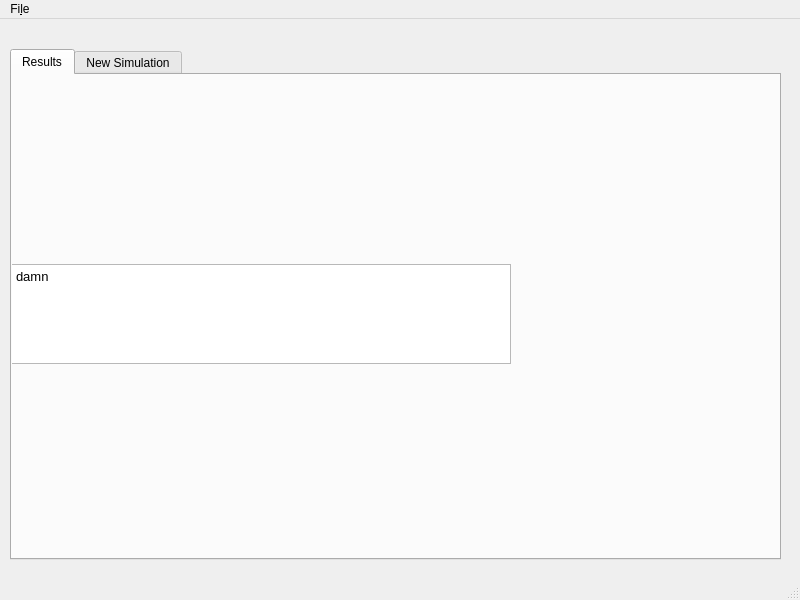
Before: the Qt Designer form entropy/gui_files/simmer.ui in Elmosnewshoes/Stigmergy, drawn with Qt 5.
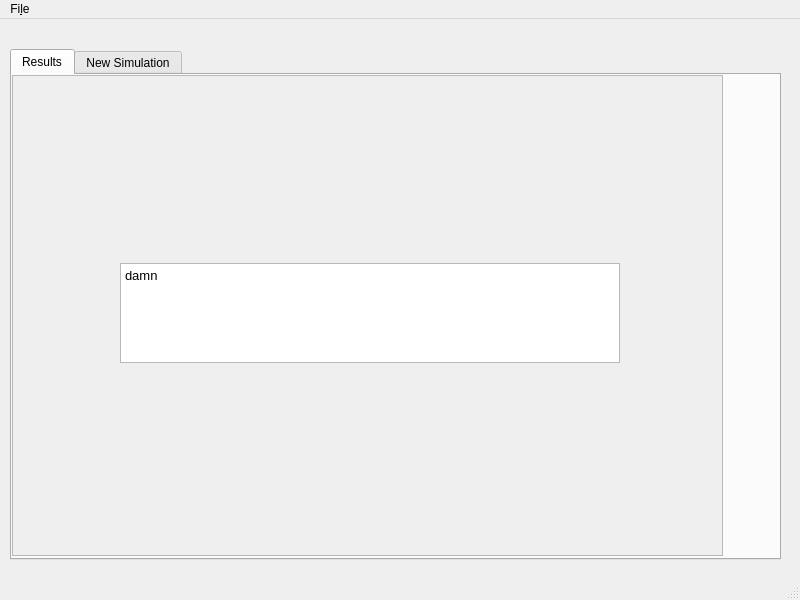
After: the same form once the commit is applied.

Diff of the .ui file:
```diff
--- a/entropy/gui_files/simmer.ui
+++ b/entropy/gui_files/simmer.ui
@@ -23,6 +23,27 @@
       <height>511</height>
      </rect>
     </property>
+    <property name="sizePolicy">
+     <sizepolicy hsizetype="Expanding" vsizetype="Expanding">
+      <horstretch>0</horstretch>
+      <verstretch>0</verstretch>
+     </sizepolicy>
+    </property>
+    <property name="minimumSize">
+     <size>
+      <width>0</width>
+      <height>0</height>
+     </size>
+    </property>
+    <property name="baseSize">
+     <size>
+      <width>0</width>
+      <height>0</height>
+     </size>
+    </property>
+    <property name="mouseTracking">
+     <bool>false</bool>
+    </property>
     <property name="currentIndex">
      <number>0</number>
     </property>
@@ -30,18 +51,89 @@
      <attribute name="title">
       <string>Results</string>
      </attribute>
-     <widget class="QWidget" name="verticalLayoutWidget">
+     <widget class="QScrollArea" name="scrollArea">
       <property name="geometry">
        <rect>
-        <x>-1</x>
-        <y>-1</y>
-        <width>771</width>
+        <x>0</x>
+        <y>0</y>
+        <width>711</width>
         <height>481</height>
        </rect>
       </property>
+      <property name="sizePolicy">
+       <sizepolicy hsizetype="Expanding" vsizetype="Expanding">
+        <horstretch>0</horstretch>
+        <verstretch>0</verstretch>
+       </sizepolicy>
+      </property>
+      <property name="minimumSize">
+       <size>
+        <width>0</width>
+        <height>0</height>
+       </size>
+      </property>
+      <property name="maximumSize">
+       <size>
+        <width>16777215</width>
+        <height>500</height>
+       </size>
+      </property>
+      <property name="baseSize">
+       <size>
+        <width>0</width>
+        <height>500</height>
+       </size>
+      </property>
+      <property name="acceptDrops">
+       <bool>false</bool>
+      </property>
+      <property name="verticalScrollBarPolicy">
+       <enum>Qt::ScrollBarAsNeeded</enum>
+      </property>
+      <property name="sizeAdjustPolicy">
+       <enum>QAbstractScrollArea::AdjustToContentsOnFirstShow</enum>
+      </property>
+      <property name="widgetResizable">
+       <bool>true</bool>
+      </property>
+      <property name="alignment">
+       <set>Qt::AlignLeading|Qt::AlignLeft|Qt::AlignTop</set>
+      </property>
+      <widget class="QWidget" name="scrollAreaWidgetContents">
+       <property name="geometry">
+        <rect>
+         <x>0</x>
+         <y>0</y>
+         <width>707</width>
+         <height>477</height>
+        </rect>
+       </property>
+       <property name="sizePolicy">
+        <sizepolicy hsizetype="Preferred" vsizetype="Expanding">
+         <horstretch>0</horstretch>
+         <verstretch>0</verstretch>
+        </sizepolicy>
+       </property>
+       <layout class="QGridLayout" name="gridLayout_2">
+        <item row="0" column="0">
       <layout class="QVBoxLayout" name="verticalLayout">
+          <property name="sizeConstraint">
+           <enum>QLayout::SetNoConstraint</enum>
+          </property>
+          <property name="leftMargin">
+           <number>5</number>
+          </property>
+          <property name="bottomMargin">
+           <number>4</number>
+          </property>
        <item>
         <widget class="QTextBrowser" name="simPropertiesDisplay">
+            <property name="minimumSize">
+             <size>
+              <width>500</width>
+              <height>100</height>
+             </size>
+            </property>
          <property name="maximumSize">
           <size>
            <width>500</width>
@@ -58,6 +150,9 @@
         </widget>
        </item>
       </layout>
+        </item>
+       </layout>
+      </widget>
      </widget>
     </widget>
     <widget class="QWidget" name="tab_sim">
```
Left out of the diff: 2 changed lines with no effect on the pictures. Lines whose indentation alone changed are shown as unchanged.
